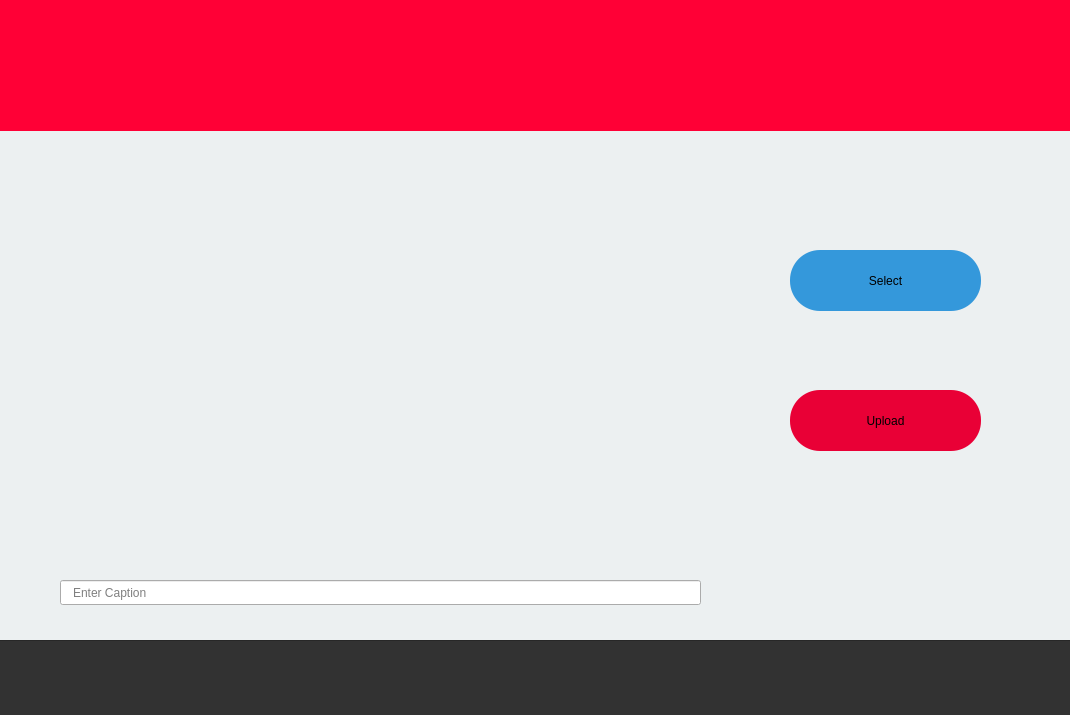
Before: the Qt Designer form Login/uploadpage.ui in KrishnanSG/Cloud, drawn with Qt 5.
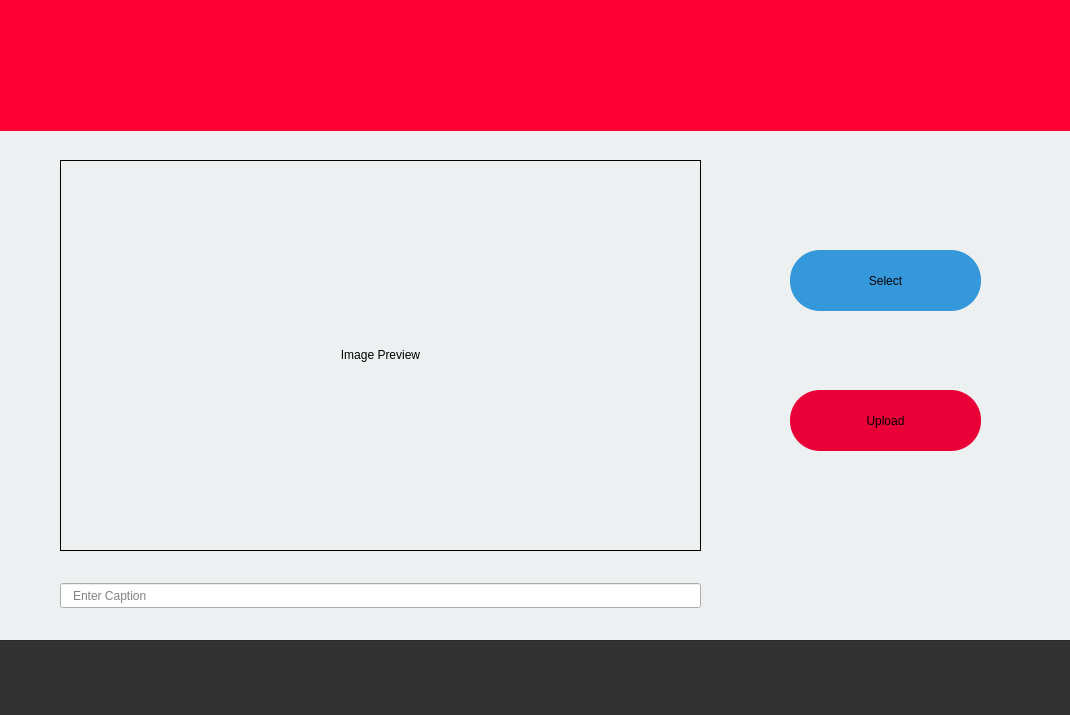
After: the same form once the commit is applied. Icons and pictures are not drawn.

Patch:
```diff
--- a/Login/uploadpage.ui
+++ b/Login/uploadpage.ui
@@ -186,24 +186,31 @@
    <property name="geometry">
     <rect>
      <x>60</x>
-     <y>150</y>
+     <y>160</y>
      <width>641</width>
      <height>391</height>
     </rect>
    </property>
    <property name="styleSheet">
     <string notr="true">QLabel{
-	border-image: url(:/create.jpeg);}</string>
+	border:1px solid black;
+}</string>
    </property>
    <property name="text">
-    <string/>
+    <string>&lt;html&gt;&lt;head/&gt;&lt;body&gt;&lt;p align=&quot;center&quot;&gt;Image Preview&lt;/p&gt;&lt;/body&gt;&lt;/html&gt;</string>
+   </property>
+   <property name="scaledContents">
+    <bool>true</bool>
+   </property>
+   <property name="alignment">
+    <set>Qt::AlignCenter</set>
    </property>
   </widget>
   <widget class="QLineEdit" name="lineEdit">
    <property name="geometry">
     <rect>
      <x>60</x>
-     <y>580</y>
+     <y>583</y>
      <width>641</width>
      <height>25</height>
     </rect>
```
Left out of the diff: 6 changed lines with no effect on the pictures.
